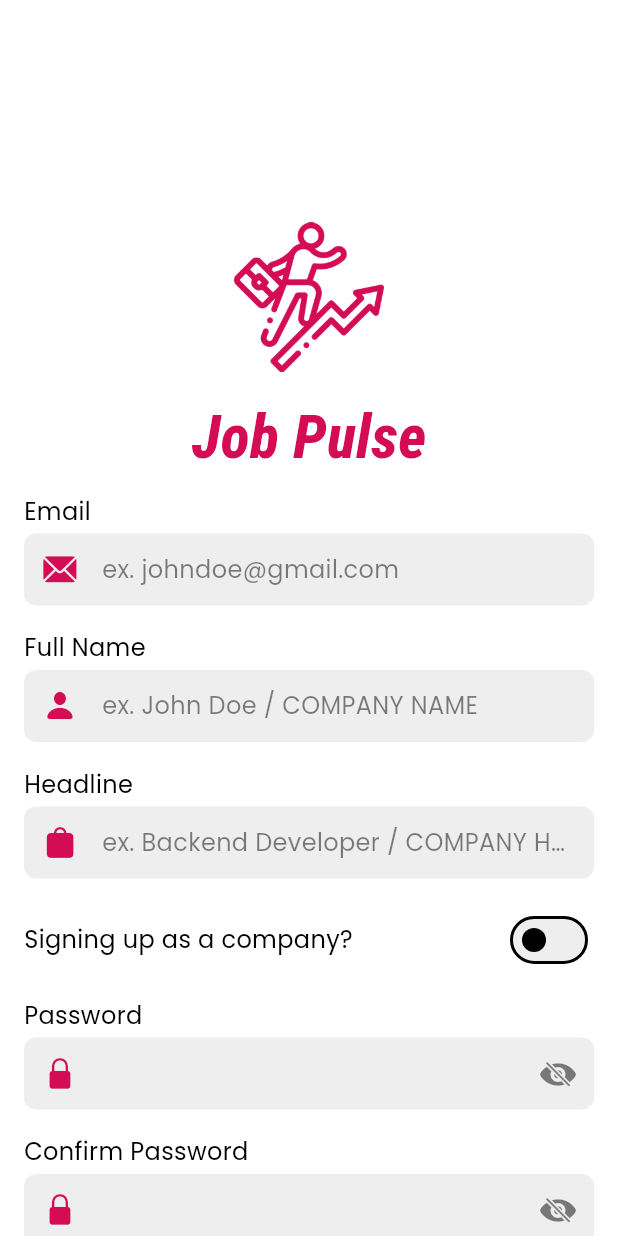
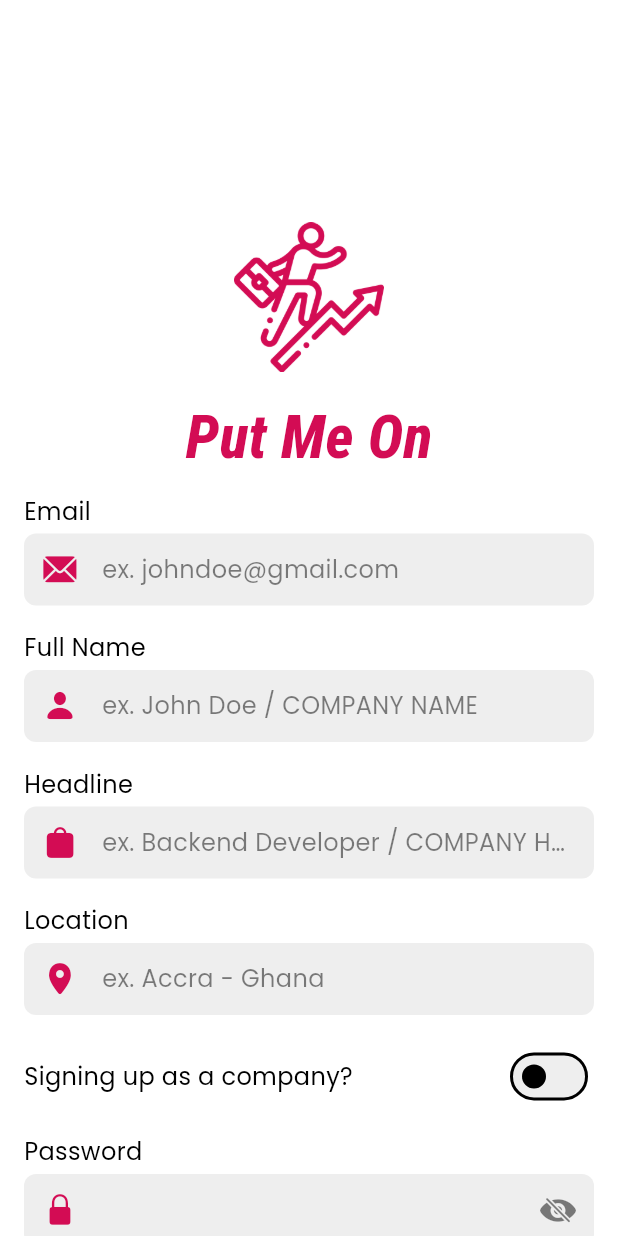
Before and after one commit to includejoe/putmeon, a Flutter app: the screen it shows after launch, after a tap on "REGISTER", on a phone screen of 412 x 824 dp. Run offline on Flutter 3.47's test engine with Material 3 defaults, Android fonts, the phone set to English and light mode, and no system bars; our stand-ins replace cloud_firestore, firebase_auth, firebase_core, firebase_storage, flutter_native_splash, get_it and 5 more; accounts and stored records are empty.

```diff
--- a/lib/job/presentation/screens/jobs_screen.dart
+++ b/lib/job/presentation/screens/jobs_screen.dart
@@ -1,10 +1,8 @@
 import 'package:jobpulse/base/di/get_it.dart';
-import 'package:jobpulse/base/presentation/theme/theme_provider.dart';
 import 'package:jobpulse/base/presentation/widgets/buttons/floating_action_button.dart';
 import 'package:jobpulse/base/presentation/widgets/empty_list_placeholder.dart';
 import 'package:jobpulse/base/presentation/widgets/loader.dart';
 import 'package:jobpulse/base/presentation/widgets/page_refresher.dart';
-import 'package:jobpulse/base/providers/user_provider.dart';
 import 'package:jobpulse/job/domain/models/job.dart';
 import 'package:jobpulse/job/presentation/view_models/job_view_model.dart';
 import 'package:jobpulse/job/presentation/widgets/job_card.dart';
@@ -12,7 +10,6 @@ import 'package:jobpulse/job/presentation/widgets/job_form.dart';
 import 'package:jobpulse/user/domain/models/user.dart';
 import 'package:flutter/cupertino.dart';
 import 'package:flutter/material.dart';
-import 'package:provider/provider.dart';
 import 'package:pull_to_refresh/pull_to_refresh.dart';
 
 class JobsScreen extends StatefulWidget {
@@ -73,7 +70,7 @@ class _JobsScreenState extends State<JobsScreen> {
           automaticallyImplyLeading: false,
           backgroundColor: theme.colorScheme.primary,
           title: Text(
-            "Job Pulse",
+            "Put Me On",
             style: theme.textTheme.headlineMedium?.copyWith(
                 color: theme.colorScheme.onPrimary
             ),
--- a/lib/main.dart
+++ b/lib/main.dart
@@ -43,7 +43,7 @@ class MyApp extends StatelessWidget {
         builder: (context, themeProvider, child) {
           return MaterialApp(
             debugShowCheckedModeBanner: false,
-            title: "Dev Opportunity",
+            title: "Put Me On",
             themeMode: themeProvider.themeMode,
             theme: lightTheme,
             darkTheme: darkTheme,
--- a/lib/user/domain/models/user.dart
+++ b/lib/user/domain/models/user.dart
@@ -9,6 +9,7 @@ class UserModel {
   late final String? bio;
   late final String? skills;
   late final String? profilePic;
+  late final String? location;
 
   UserModel({
     required this.email,
@@ -19,6 +20,7 @@ class UserModel {
     this.bio,
     this.skills,
     this.profilePic,
+    this.location,
   });
 
   Map<String, dynamic> toJson() => {
@@ -30,6 +32,7 @@ class UserModel {
     "profilePic": profilePic,
     "bio": bio,
     "skills": skills,
+    "location": location,
   };
 
   UserModel.fromJson(dynamic json) {
@@ -41,6 +44,7 @@ class UserModel {
     bio = json['bio'];
     skills = json['skills'];
     profilePic = json['profilePic'];
+    location = json['location'];
   }
 
   static UserModel fromSnap(DocumentSnapshot snap) {
@@ -54,7 +58,8 @@ class UserModel {
       profilePic: snapshot["profilePic"],
       bio: snapshot["bio"],
       skills: snapshot["skills"],
-      headline: snapshot["headline"]
+      headline: snapshot["headline"],
+      location: snapshot["location"]
     );
   }
 }
--- a/lib/user/presentation/screens/edit_profile_screen.dart
+++ b/lib/user/presentation/screens/edit_profile_screen.dart
@@ -32,11 +32,13 @@ class _EditProfileScreenState extends State<EditProfileScreen> {
   final _emailController = TextEditingController();
   final _nameController = TextEditingController();
   final _headlineController = TextEditingController();
+  final _locationController = TextEditingController();
   final _skillsController = TextEditingController();
   final _bioController = TextEditingController();
 
   // focus nodes
   final _headlineFocusNode = FocusNode();
+  final _locationFocusNode = FocusNode();
   final _skillsFocusNode = FocusNode();
   final _bioFocusNode = FocusNode();
 
@@ -59,6 +61,7 @@ class _EditProfileScreenState extends State<EditProfileScreen> {
       headline: _headlineController.text,
       bio: _bioController.text,
       skills: _skillsController.text,
+      location: _locationController.text,
       profileImage: _profileImage,
       imageUrl: _user?.profilePic
     );
@@ -82,6 +85,7 @@ class _EditProfileScreenState extends State<EditProfileScreen> {
     _emailController.text = _user?.email ?? "";
     _nameController.text = _user?.name ?? "";
     _headlineController.text = _user?.headline ?? "";
+    _locationController.text = _user?.location ?? "";
     _bioController.text = _user?.bio ?? "";
     _skillsController.text = _user?.skills ?? "";
   }
@@ -186,6 +190,19 @@ class _EditProfileScreenState extends State<EditProfileScreen> {
                   label: "Headline",
                   error: _headlineError,
                   onFieldSubmitted: (_) {
+                    FocusScope.of(context).requestFocus(_locationFocusNode);
+                  },
+                ),
+                const SizedBox(height: 15,),
+                TextInput(
+                  controller: _locationController,
+                  textInputType: TextInputType.text,
+                  inputAction: TextInputAction.next,
+                  prefixIcon: CupertinoIcons.location_solid,
+                  focusNode: _locationFocusNode,
+                  enabled: true,
+                  label: "Location",
+                  onFieldSubmitted: (_) {
                     FocusScope.of(context).requestFocus(_bioFocusNode);
                   },
                 ),
--- a/lib/user/presentation/screens/login_screen.dart
+++ b/lib/user/presentation/screens/login_screen.dart
@@ -3,10 +3,8 @@ import 'package:jobpulse/base/presentation/screens/main_screen.dart';
 import 'package:jobpulse/base/presentation/widgets/buttons/main_button.dart';
 import 'package:jobpulse/base/presentation/widgets/loader.dart';
 import 'package:jobpulse/base/presentation/widgets/snackbar.dart';
-import 'package:jobpulse/base/providers/user_provider.dart';
 import 'package:jobpulse/base/utils/input_validators/email.dart';
 import 'package:jobpulse/base/utils/input_validators/password.dart';
-import 'package:jobpulse/user/domain/models/user.dart';
 import 'package:jobpulse/user/presentation/screens/register_screen.dart';
 import 'package:jobpulse/user/presentation/widgets/bottom_info.dart';
 import 'package:flutter/material.dart';
@@ -15,7 +13,6 @@ import 'package:jobpulse/base/presentation/widgets/inputs/text_input.dart';
 import 'package:jobpulse/base/presentation/widgets/inputs/password_input.dart';
 import 'package:jobpulse/user/presentation/view_models/user_view_model.dart';
 import 'package:google_fonts/google_fonts.dart';
-import 'package:provider/provider.dart';
 
 class LoginScreen extends StatefulWidget {
   const LoginScreen({super.key});
@@ -102,7 +99,7 @@ class _LoginScreenState extends State<LoginScreen> {
                             ),
                             const SizedBox(height: 15,),
                             Text(
-                              "Job Pulse",
+                              "Put Me On",
                               style: GoogleFonts.robotoCondensed(
                                 fontSize: 40,
                                 color: theme.colorScheme.primary,
@@ -158,7 +155,7 @@ class _LoginScreenState extends State<LoginScreen> {
                   ),
                   BottomInfo(
                     info: "Don't have an account ?",
-                      btnText: "REGISTER",
+                    btnText: " REGISTER",
                     action: () {
                       Navigator.push(
                         context,
--- a/lib/user/presentation/screens/register_screen.dart
+++ b/lib/user/presentation/screens/register_screen.dart
@@ -30,12 +30,14 @@ class _RegisterScreenState extends State<RegisterScreen> {
   final _emailController = TextEditingController();
   final _nameController = TextEditingController();
   final _headlineController = TextEditingController();
+  final _locationController = TextEditingController();
   final _passwordController = TextEditingController();
   final _confirmPasswordController = TextEditingController();
 
   // focus nodes
   final _nameFocusNode = FocusNode();
   final _headlineFocusNode = FocusNode();
+  final _locationFocusNode = FocusNode();
   final _passwordFocusNode = FocusNode();
   final _confirmPasswordFocusNode = FocusNode();
 
@@ -43,6 +45,7 @@ class _RegisterScreenState extends State<RegisterScreen> {
   String? _emailError;
   String? _nameError;
   String? _headlineError;
+  String? _locationError;
   String? _passwordError;
   String? _confirmPasswordError;
 
@@ -54,6 +57,7 @@ class _RegisterScreenState extends State<RegisterScreen> {
       password: _passwordController.text,
       name: _nameController.text,
       headline: _headlineController.text,
+      location: _locationController.text,
       isCompany: _isCompany
     );
 
@@ -100,6 +104,7 @@ class _RegisterScreenState extends State<RegisterScreen> {
     final emailValidator = EmailValidator(context);
     final nameValidator = TextValidator(context);
     final headlineValidator = TextValidator(context);
+    final locationValidator = TextValidator(context);
     final passwordValidator = PasswordValidator(context, false);
     final confirmPasswordValidator = PasswordValidator(context, true);
 
@@ -125,7 +130,7 @@ class _RegisterScreenState extends State<RegisterScreen> {
                         ),
                         const SizedBox(height: 15,),
                         Text(
-                                "Job Pulse",
+                            "Put Me On",
                             style: GoogleFonts.robotoCondensed(
                                 fontSize: 40,
                                 color: theme.colorScheme.primary,
@@ -173,6 +178,20 @@ class _RegisterScreenState extends State<RegisterScreen> {
                   label: "Headline",
                   placeholder: "ex. Backend Developer / COMPANY HEADLINE",
                   error: _headlineError,
+                  onFieldSubmitted: (_) {
+                    FocusScope.of(context).requestFocus(_locationFocusNode);
+                  },
+                ),
+                const SizedBox(height: 15,),
+                TextInput(
+                  controller: _locationController,
+                  textInputType: TextInputType.text,
+                  focusNode: _locationFocusNode,
+                  inputAction: TextInputAction.next,
+                  prefixIcon: CupertinoIcons.location_solid,
+                  label: "Location",
+                  placeholder: "ex. Accra - Ghana",
+                  error: _locationError,
                   onFieldSubmitted: (_) {
                     FocusScope.of(context).requestFocus(_passwordFocusNode);
                   },
@@ -228,6 +247,7 @@ class _RegisterScreenState extends State<RegisterScreen> {
                       _nameError = nameValidator(_nameController.text);
                       _passwordError = passwordValidator(_passwordController.text, null);
                       _headlineError = headlineValidator(_headlineController.text);
+                      _locationError = locationValidator(_locationController.text);
                       _confirmPasswordError = confirmPasswordValidator(
                           _confirmPasswordController.text,
                           _passwordController.text
@@ -238,6 +258,8 @@ class _RegisterScreenState extends State<RegisterScreen> {
                       _emailError,
                       _nameError,
                       _passwordError,
+                      _headlineError,
+                      _locationError,
                       _confirmPasswordError
                     ];
 
--- a/lib/user/presentation/view_models/user_view_model.dart
+++ b/lib/user/presentation/view_models/user_view_model.dart
@@ -1,6 +1,5 @@
 import 'dart:typed_data';
 import 'package:cloud_firestore/cloud_firestore.dart';
-import 'package:flutter/cupertino.dart';
 import 'package:jobpulse/base/di/get_it.dart';
 import 'package:jobpulse/base/providers/user_provider.dart';
 import 'package:jobpulse/base/utils/storage_methods.dart';
@@ -23,20 +22,43 @@ class UserViewModel {
     return UserModel.fromSnap(snapshot);
   }
 
+
+  // // Get All Users
+  Future<List<UserModel?>?> searchUsers(String keyword, String location) async {
+    List<UserModel?>? users;
+
+    try {
+      QuerySnapshot snapshot = await _firestore
+        .collection("users")
+        .get();
+
+
+      users = snapshot.docs.map((e) => UserModel.fromSnap(e))
+        .where((user) => user.headline.toLowerCase().contains(keyword.toLowerCase()) && user.location!.contains(location))
+        .toList();
+
+    } catch (error) {
+      users = null;
+    }
+
+    return users;
+  }
+
   // Register New User
   Future<bool> registerUser({
     required String email,
     required String password,
     required String name,
     required String headline,
+    required String location,
     required bool isCompany,
   }) async {
     bool successful = false;
 
     try {
       UserCredential credentials = await _auth.createUserWithEmailAndPassword(
-          email: email,
-          password: password
+        email: email,
+        password: password
       );
 
       await _firestore.collection("users").doc(credentials.user!.uid).set({
@@ -44,6 +66,7 @@ class UserViewModel {
         "email": email,
         "name": name,
         "headline": headline,
+        "location": location,
         "isCompany": isCompany,
       });
 
@@ -79,6 +102,7 @@ class UserViewModel {
   Future<bool> updateUser({
     required String name,
     required String headline,
+    required String location,
     required String bio,
     required String skills,
     required String? imageUrl,
@@ -94,6 +118,7 @@ class UserViewModel {
       await _firestore.collection("users").doc(_auth.currentUser!.uid).set({
         "name": name,
         "headline": headline,
+        "location": location,
         "bio": bio,
         "skills": skills,
         "profilePic": imageUrl
```
Also changed, not shown: lib/base/presentation/screens/main_screen.dart (+9 -0 lines), lib/job/presentation/screens/search_screen.dart (added, +282 -0 lines), lib/job/presentation/view_models/job_view_model.dart (+26 -1 lines), pubspec.lock, 1 other file. Lines whose indentation alone changed are shown as unchanged.
